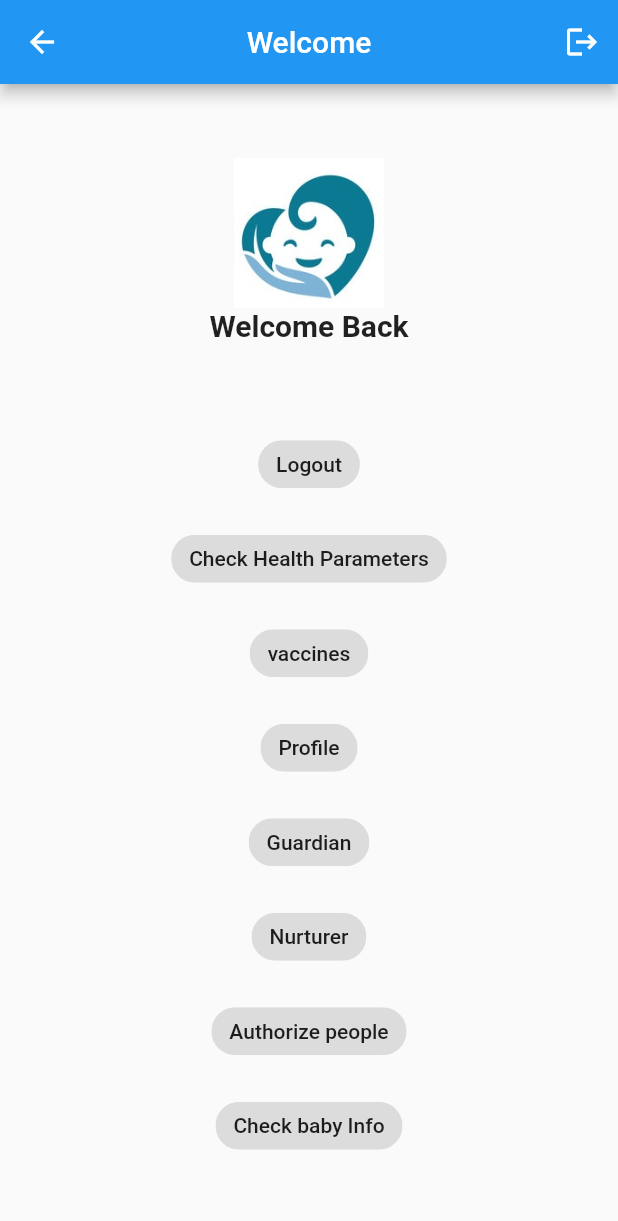
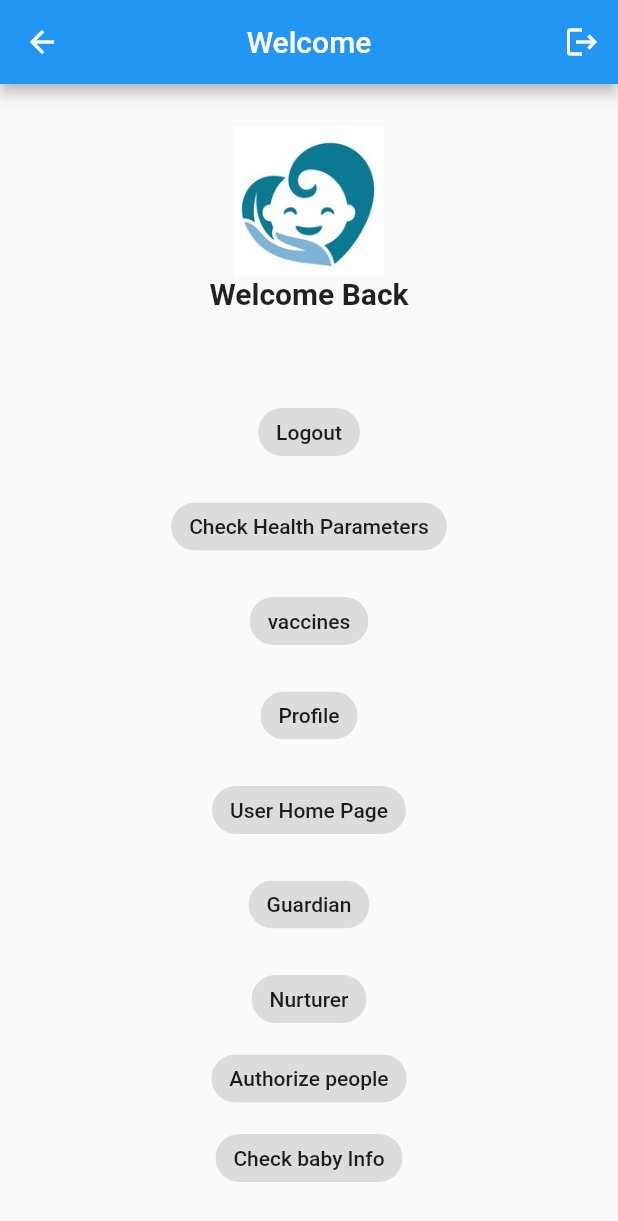
Before and after one commit to RaiyanJahangir/Capstone-Project, a Flutter app: the HomeScreen screen opened directly, on a phone screen of 412 x 824 dp. Shown: the top 1221 px of the screen. Run offline on Flutter 3.47's test engine with Material 2 defaults, Android fonts, the phone set to English and light mode, and no system bars; our stand-ins replace cloud_firestore, datetime_picker_formfield, firebase_auth, firebase_core, firebase_database, flutter_slidable and 3 more; accounts and stored records are empty.

Commit message:
merged bugs resolved

```diff
--- a/lib/screens/home_page.dart
+++ b/lib/screens/home_page.dart
@@ -3,19 +3,20 @@
 
 import 'package:cloud_firestore/cloud_firestore.dart';
 import 'package:email_password_login/model/babies_model.dart';
+import 'package:email_password_login/screens/home_screen.dart';
 import 'package:email_password_login/screens/register_child.dart';
 import 'package:email_password_login/screens/registration_screen.dart';
 import 'package:firebase_auth/firebase_auth.dart';
 import 'package:flutter/material.dart';
 
-class HomePage extends StatefulWidget {
-  const HomePage({Key? key}) : super(key: key);
+class UserHome extends StatefulWidget {
+  const UserHome({Key? key}) : super(key: key);
 
   @override
-  State<HomePage> createState() => _HomePageState();
+  State<UserHome> createState() => _UserHomeState();
 }
 
-class _HomePageState extends State<HomePage> {
+class _UserHomeState extends State<UserHome> {
   // ignore: prefer_typing_uninitialized_variables
   var selectType, selectGurd;
   var selectedType, selectedCat;
@@ -61,7 +62,7 @@ class _HomePageState extends State<HomePage> {
           onPressed: () {
             Navigator.of(context).pushReplacement(
               MaterialPageRoute(
-                builder: (ctx) => RegistrationScreen(),
+                builder: (ctx) => HomeScreen(),
               ),
             );
           },
--- a/lib/screens/home_screen.dart
+++ b/lib/screens/home_screen.dart
@@ -1,6 +1,7 @@
 import 'package:cloud_firestore/cloud_firestore.dart';
 import 'package:email_password_login/model/user_model.dart';
 import 'package:email_password_login/screens/HomePage.dart';
+import 'package:email_password_login/screens/home_page.dart';
 import 'package:email_password_login/screens/login_screen.dart';
 import 'package:email_password_login/screens/sensor_screen.dart';
 import 'package:email_password_login/screens/profile.dart';
@@ -87,9 +88,11 @@ class HomeScreenState extends State<HomeScreen> {
               ))
         ],
       ),
+      //resizeToAvoidBottomInset: false,
       body: Center(
         child: Padding(
             padding: EdgeInsets.all(20),
+            child: SingleChildScrollView(
               child: Column(
                 mainAxisAlignment: MainAxisAlignment.center,
                 crossAxisAlignment: CrossAxisAlignment.center,
@@ -168,8 +171,8 @@ class HomeScreenState extends State<HomeScreen> {
                   ActionChip(
                       label: Text("vaccines"),
                       onPressed: () {
-                      Navigator.of(context).pushReplacement(
-                          MaterialPageRoute(builder: (context) => HomePage()));
+                        Navigator.of(context).pushReplacement(MaterialPageRoute(
+                            builder: (context) => HomePage()));
                       }),
                   SizedBox(height: 15),
                   ActionChip(
@@ -178,28 +181,37 @@ class HomeScreenState extends State<HomeScreen> {
                         Navigator.of(context).pushReplacement(
                             MaterialPageRoute(builder: (context) => Home()));
                       }),
+                  SizedBox(
+                    height: 15,
+                  ),
+                  ActionChip(
+                      label: Text("User Home Page"),
+                      onPressed: () {
+                        Navigator.of(context).pushReplacement(MaterialPageRoute(
+                            builder: (context) => UserHome()));
+                      }),
                   SizedBox(height: 15),
                   ActionChip(
                       label: Text("Guardian"),
                       onPressed: () {
-                      Navigator.of(context)
-                          .push(MaterialPageRoute(builder: (c) => guardian_homepage()));
+                        Navigator.of(context).push(MaterialPageRoute(
+                            builder: (c) => guardian_homepage()));
                       }),
                   SizedBox(height: 15),
                   ActionChip(
                       label: Text("Nurturer"),
                       onPressed: () {
-                      Navigator.of(context)
-                          .push(MaterialPageRoute(builder: (c) => nurturer_homepage()));
+                        Navigator.of(context).push(MaterialPageRoute(
+                            builder: (c) => nurturer_homepage()));
                       }),
-                SizedBox(height: 15),
+                  SizedBox(height: 5),
                   ActionChip(
                       label: Text("Authorize people"),
                       onPressed: () {
                         Navigator.of(context)
                             .push(MaterialPageRoute(builder: (c) => auth()));
                       }),
-                SizedBox(height: 15),
+                  SizedBox(height: 5),
                   ActionChip(
                       label: Text("Check baby Info"),
                       onPressed: () {
@@ -207,6 +219,7 @@ class HomeScreenState extends State<HomeScreen> {
                             builder: (context) => ChildInfoScreen()));
                       }),
                 ],
+              ),
             )),
       ),
     );
--- a/lib/screens/register_child.dart
+++ b/lib/screens/register_child.dart
@@ -104,7 +104,7 @@ class _RegisterChildState extends State<RegisterChild> {
         textInputAction: TextInputAction.next,
         format: format,
         decoration: InputDecoration(
-          prefixIcon: Icon(Icons.calendar_month_outlined),
+          prefixIcon: Icon(Icons.calendar_today_outlined),
           contentPadding: EdgeInsets.fromLTRB(20, 15, 20, 15),
           hintText: 'Choose Date',
           border: OutlineInputBorder(
@@ -496,7 +496,7 @@ class _RegisterChildState extends State<RegisterChild> {
           onPressed: () {
             Navigator.of(context).pushReplacement(
               MaterialPageRoute(
-                builder: (ctx) => const HomePage(),
+                builder: (ctx) => const UserHome(),
               ),
             );
             //Navigator.pop(context);
--- a/lib/screens/registration_screen.dart
+++ b/lib/screens/registration_screen.dart
@@ -394,7 +394,7 @@ class _RegistrationScreenState extends State<RegistrationScreen> {
 
     Navigator.pushAndRemoveUntil(
         (context),
-        MaterialPageRoute(builder: (context) => const HomePage()),
+        MaterialPageRoute(builder: (context) => const UserHome()),
         (route) => false);
   }
 }
--- a/pubspec.yaml
+++ b/pubspec.yaml
@@ -36,6 +36,9 @@ dependencies:
   firebase_database: ^7.0.0
   lottie: ^1.2.2
   firebase_messaging: ^11.2.7
+  firebase_messaging_platform_interface: ^3.1.6
+# dependency_overrides:
+#   firebase_messaging_platform_interface: ^3.1.6
 
   flutter:
     sdk: flutter
@@ -67,6 +70,7 @@ flutter:
     - assets/baby_picture.png
     - assets/reg_child.png
     - assets/child_reg.png
+    - assets/
   #   - images/a_dot_burr.jpeg
   #   - images/a_dot_ham.jpeg
   # An image asset can refer to one or more resolution-specific "variants", see
```
Also changed, not shown: lib/screens/VaccinationList.dart (+1 -10 lines), lib/screens/login_screen.dart (+5 -5 lines), pubspec.lock. Lines whose indentation alone changed are shown as unchanged.
